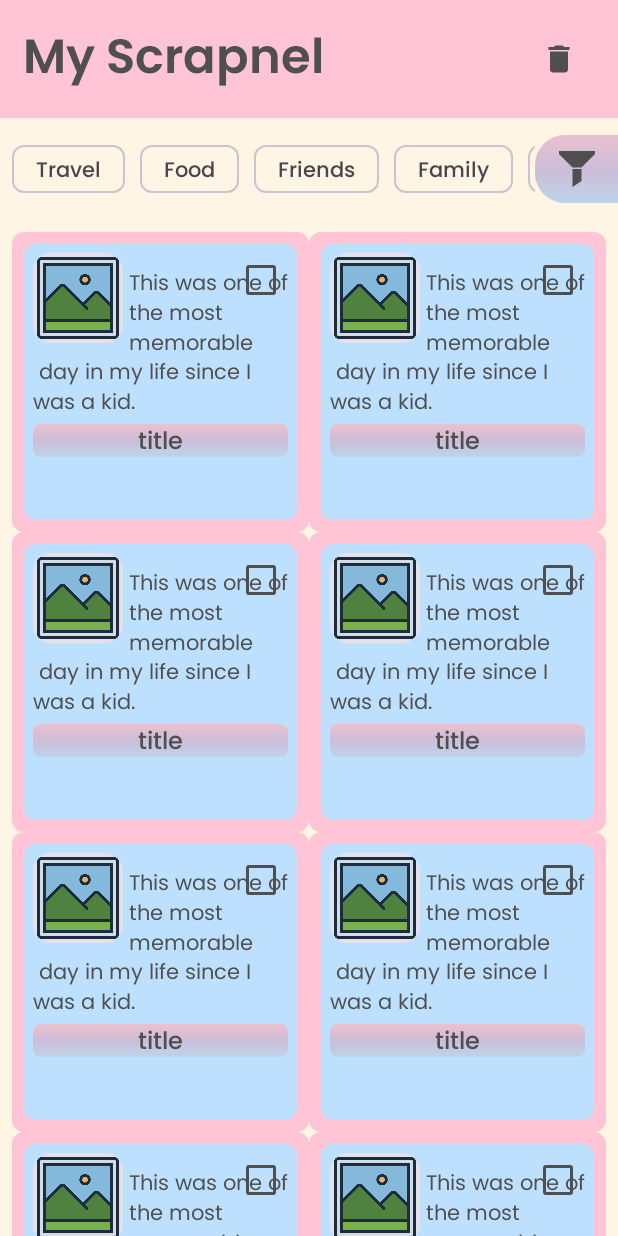
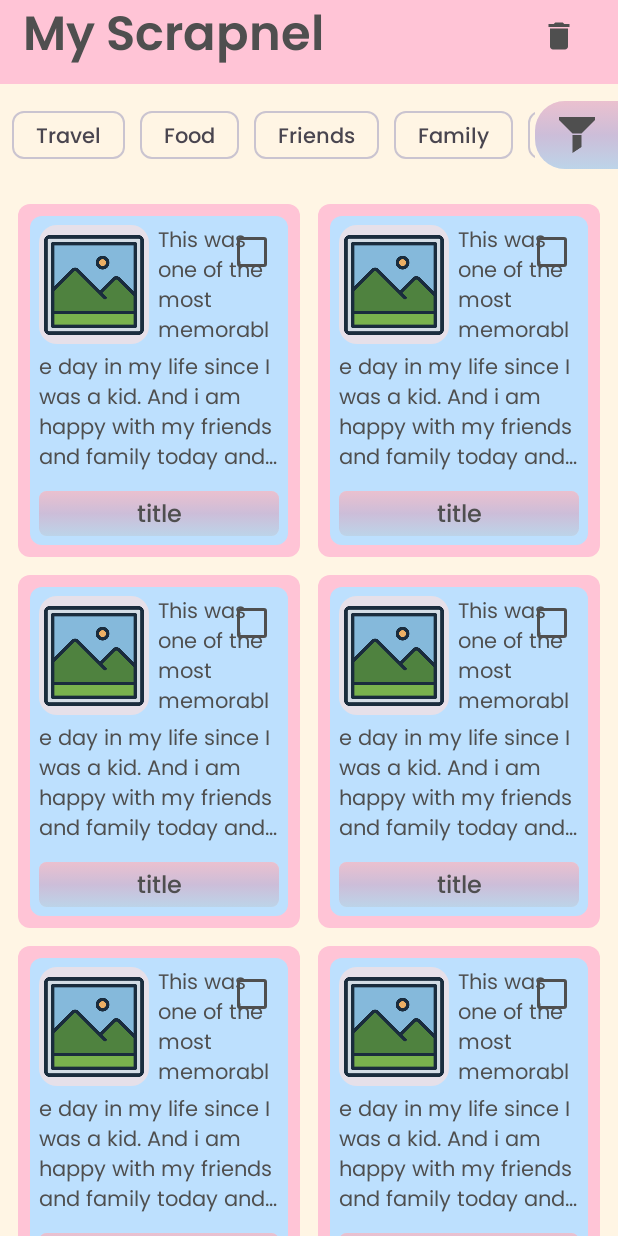
Before and after one commit to abhiram-b-ashok/my_scrapnel, an Android app built with Jetpack Compose: the screen it shows after launch (MainActivity), on a phone screen of 412 x 824 dp. Run offline under Robolectric (Android 15) with nearby library versions, the phone set to English and light mode, and no system bars; our stand-ins replace accompanist.

Commit message:
Fourth Commit: Designing the home page, scarpnel card and setting coloring system bars

```diff
--- a/app/build.gradle.kts
+++ b/app/build.gradle.kts
@@ -56,4 +56,5 @@ dependencies {
     androidTestImplementation(libs.androidx.ui.test.junit4)
     debugImplementation(libs.androidx.ui.tooling)
     debugImplementation(libs.androidx.ui.test.manifest)
+    implementation("com.google.accompanist:accompanist-systemuicontroller:0.36.0")
 }
--- a/app/src/main/java/com/example/myscrapnel/MainActivity.kt
+++ b/app/src/main/java/com/example/myscrapnel/MainActivity.kt
@@ -4,35 +4,68 @@ import android.os.Bundle
 import androidx.activity.ComponentActivity
 import androidx.activity.compose.setContent
 import androidx.activity.enableEdgeToEdge
+import androidx.compose.foundation.background
 import androidx.compose.foundation.layout.Box
+import androidx.compose.foundation.layout.WindowInsets
+import androidx.compose.foundation.layout.asPaddingValues
 import androidx.compose.foundation.layout.fillMaxSize
+import androidx.compose.foundation.layout.navigationBars
 import androidx.compose.foundation.layout.padding
 import androidx.compose.foundation.layout.safeDrawingPadding
+import androidx.compose.material3.MaterialTheme
 import androidx.compose.material3.NavigationBar
 import androidx.compose.material3.Scaffold
 import androidx.compose.material3.Text
 import androidx.compose.runtime.Composable
+import androidx.compose.runtime.SideEffect
 import androidx.compose.ui.Modifier
 import androidx.compose.ui.graphics.Color
+import androidx.compose.ui.graphics.luminance
 import androidx.compose.ui.text.font.Font
 import androidx.compose.ui.text.font.FontFamily
 import androidx.compose.ui.text.font.FontWeight
 import androidx.compose.ui.tooling.preview.Preview
+import androidx.core.view.WindowCompat
 import com.example.myscrapnel.ui.theme.MyScrapnelTheme
 import com.example.myscrapnel.views.home_page.Homepage
+import com.google.accompanist.systemuicontroller.rememberSystemUiController
 
 class MainActivity : ComponentActivity() {
     override fun onCreate(savedInstanceState: Bundle?) {
         super.onCreate(savedInstanceState)
-        enableEdgeToEdge()
+
+        WindowCompat.setDecorFitsSystemWindows(window, false) // must-have for edge-to-edge
+
         setContent {
             MyScrapnelTheme {
-                Box(Modifier.safeDrawingPadding()) {
+                val systemUiController = rememberSystemUiController()
+                val colorScheme = MaterialTheme.colorScheme
 
+                SideEffect {
+                    // Status bar: same color as header
+                    systemUiController.setStatusBarColor(
+                        color = colorScheme.primary,
+                        darkIcons = false
+                    )
+                    // Nav bar: match background
+                    systemUiController.setNavigationBarColor(
+                        color = colorScheme.background,
+                        darkIcons = colorScheme.background.luminance() > 0.5f
+                    )
+                }
+
+                Box(
+                    Modifier
+                        .fillMaxSize()
+                        .background(colorScheme.background) // fill behind nav bar
+                        .padding(WindowInsets.navigationBars.asPaddingValues()) // bottom padding only
+                ) {
                     Scaffold(
                         modifier = Modifier.fillMaxSize(),
                         content = { innerPadding ->
-                            Homepage(modifier = Modifier.padding(innerPadding))
+                            Homepage(
+                                modifier = Modifier.padding(innerPadding)
+                            )
                         }
                     )
                 }
@@ -40,6 +73,8 @@ class MainActivity : ComponentActivity() {
         }
     }
 }
+
+
 
 @Composable
 fun Greeting(name: String, modifier: Modifier = Modifier) {
--- a/app/src/main/java/com/example/myscrapnel/views/home_page/HomePage.kt
+++ b/app/src/main/java/com/example/myscrapnel/views/home_page/HomePage.kt
@@ -10,12 +10,16 @@ import androidx.compose.foundation.layout.Column
 import androidx.compose.foundation.layout.ExperimentalLayoutApi
 import androidx.compose.foundation.layout.PaddingValues
 import androidx.compose.foundation.layout.Row
+import androidx.compose.foundation.layout.WindowInsets
+import androidx.compose.foundation.layout.asPaddingValues
 import androidx.compose.foundation.layout.fillMaxHeight
 import androidx.compose.foundation.layout.fillMaxSize
 import androidx.compose.foundation.layout.fillMaxWidth
 import androidx.compose.foundation.layout.height
+import androidx.compose.foundation.layout.heightIn
 import androidx.compose.foundation.layout.padding
 import androidx.compose.foundation.layout.size
+import androidx.compose.foundation.layout.statusBars
 import androidx.compose.foundation.layout.systemBarsPadding
 import androidx.compose.foundation.layout.width
 import androidx.compose.foundation.lazy.grid.GridCells
@@ -84,8 +88,14 @@ fun Header(title: String, modifier: Modifier) {
         modifier = Modifier
             .background(MaterialTheme.colorScheme.primary)
             .fillMaxWidth()
-            .systemBarsPadding()
-            .padding(15.dp)
+            .padding(
+                PaddingValues(
+                    top = WindowInsets.statusBars.asPaddingValues().calculateTopPadding(),
+                    start = 15.dp,
+                    end = 15.dp,
+                    bottom = 8.dp // optional, adjust as needed
+                )
+            )
     ) {
         Text(
             text = title, modifier = Modifier.weight(1f),
@@ -115,11 +125,13 @@ fun ScrapnelListScreen() {
     Box {
         LazyVerticalGrid(
             columns = GridCells.Fixed(2),
-            contentPadding = PaddingValues(8.dp),
+            verticalArrangement = Arrangement.spacedBy(12.dp),
+            horizontalArrangement = Arrangement.spacedBy(12.dp),
+            contentPadding = PaddingValues(12.dp),
         ) {
             items(10) {
                 ScrapnelCard(
-                    "This was one of the most memorable day in my life since I was a kid.",
+                    "This was one of the most memorable day in my life since I was a kid. And i am happy with my friends and family today and totally happy with my self.",
                     true
                 )
             }
@@ -130,50 +142,61 @@ fun ScrapnelListScreen() {
 
 @Composable
 fun ScrapnelCard(fullText: String, isDeleting: Boolean) {
-
     var firstTextViewText by rememberSaveable { mutableStateOf(fullText) }
     var secondTextViewText by rememberSaveable { mutableStateOf("") }
     var isOverFlowHandled by rememberSaveable { mutableStateOf(false) }
     var isChecked by remember { mutableStateOf(false) }
 
-//    LaunchedEffect(fullText) {
-//        firstTextViewText = fullText
-//        secondTextViewText = ""
-//        isOverFlowHandled = false
-//    }
-
-
     Box(
-        modifier = Modifier.height(200.dp)
-            .clip(RoundedCornerShape(8.dp)).background(MaterialTheme.colorScheme.primary).padding(8.dp)
+        modifier = Modifier
+            .height(235.dp)
+            .fillMaxWidth()
+            .clip(RoundedCornerShape(8.dp))
+            .background(MaterialTheme.colorScheme.primary)
+            .padding(8.dp)
     ) {
-
-        Box(modifier = Modifier.fillMaxSize().align(Alignment.Center)
-            .clip(RoundedCornerShape(8.dp)).background(MaterialTheme.colorScheme.tertiary)) {
-
+        Box(
+            modifier = Modifier
+                .fillMaxSize()
+                .clip(RoundedCornerShape(8.dp))
+                .background(MaterialTheme.colorScheme.tertiary)
+                .padding(6.dp)
+        ) {
             Column(
-                    horizontalAlignment = Alignment.CenterHorizontally,
+                modifier = Modifier.fillMaxSize()
+            ) {
+                Column(
                     modifier = Modifier
                         .fillMaxWidth()
-                        .padding(6.dp)
+                        .weight(1f),
+                    horizontalAlignment = Alignment.CenterHorizontally
                 ) {
-                    Row {
-                        Card(modifier = Modifier.padding(end = 4.dp)) {
+                    Row(
+                        modifier = Modifier
+                            .fillMaxWidth()
+                            .height(79.dp),
+                    ) {
+                        Card(
+                            modifier = Modifier
+                                .width(79.dp)
+                                .height(79.dp)
+                                .padding(end = 6.dp)
+                        ) {
                             Image(
                                 painter = painterResource(id = R.drawable.image_ic),
                                 contentDescription = null,
-                                modifier = Modifier.size(60.dp),
-                                contentScale= ContentScale.Crop
+                                contentScale = ContentScale.Fit,
+                                modifier = Modifier.fillMaxSize()
                             )
                         }
 
-
                         Text(
                             text = firstTextViewText,
-                            maxLines = 3,
+                            maxLines = 4,
+                            overflow = TextOverflow.Clip,
                             modifier = Modifier
-                                .fillMaxWidth()
-                                .padding(top = 10.dp),
+                                .weight(1f)
+                                .fillMaxHeight(),
                             color = MaterialTheme.colorScheme.onSecondary,
                             style = MaterialTheme.typography.bodyMedium,
                             onTextLayout = { textLayoutResult ->
@@ -182,55 +205,56 @@ fun ScrapnelCard(fullText: String, isDeleting: Boolean) {
                                         lineIndex = textLayoutResult.lineCount - 1,
                                         visibleEnd = true
                                     )
-                                    firstTextViewText =
-                                        fullText.substring(0, lastVisibleCharIndex)
-                                    secondTextViewText =
-                                        fullText.substring(lastVisibleCharIndex)
+                                    firstTextViewText = fullText.substring(0, lastVisibleCharIndex)
+                                    secondTextViewText = fullText.substring(lastVisibleCharIndex)
                                     isOverFlowHandled = true
                                 }
                             }
                         )
                     }
 
-
                     Text(
                         text = secondTextViewText,
-                        modifier = Modifier.fillMaxWidth(),
+                        modifier = Modifier
+                            .fillMaxWidth()
+                            .padding(top = 5.dp)
+                            .heightIn(min = 48.dp),
                         color = MaterialTheme.colorScheme.onSecondary,
                         style = MaterialTheme.typography.bodyMedium,
-                        maxLines = 3,
+                        maxLines = 4,
                         overflow = TextOverflow.Ellipsis
                     )
+                }
 
-                    Card(Modifier.padding(top = 5.dp), shape = RoundedCornerShape(5.dp)) {
+                Card(
+                    modifier = Modifier
+                        .fillMaxWidth()
+                        .padding(top = 6.dp),
+                    shape = RoundedCornerShape(5.dp)
+                ) {
                     Text(
                         text = "title",
                         modifier = Modifier
                             .fillMaxWidth()
-                                .background(brush = verticalGradientBrushDark),
+                            .background(brush = verticalGradientBrushDark)
+                            .padding(vertical = 4.dp),
                         color = MaterialTheme.colorScheme.onTertiary,
                         textAlign = TextAlign.Center,
                         maxLines = 1,
-                            style = MaterialTheme.typography.titleMedium,
+                        style = MaterialTheme.typography.titleMedium
                     )
                 }
-
             }
-
         }
 
         if (isChecked) {
             Box(
                 modifier = Modifier
                     .align(Alignment.Center)
-                    .fillMaxHeight()
-                    .fillMaxWidth()
-                    .padding(8.dp)
+                    .fillMaxSize()
                     .clip(RoundedCornerShape(8.dp))
                     .background(Color.Red.copy(alpha = 0.4f))
-            )
-            {
-
+            ) {
                 Image(
                     painter = painterResource(R.drawable.ic_cross),
                     contentDescription = "Delete",
@@ -239,14 +263,14 @@ fun ScrapnelCard(fullText: String, isDeleting: Boolean) {
                         .size(100.dp),
                 )
             }
+        }
 
-        }
         if (isDeleting) {
             Checkbox(
                 modifier = Modifier
-                    .align(Alignment.TopEnd)
-                    .padding(bottom = 10.dp, start = 10.dp),
-                checked = isChecked, onCheckedChange = { isChecked = it },
+                    .align(Alignment.TopEnd),
+                checked = isChecked,
+                onCheckedChange = { isChecked = it },
                 colors = CheckboxDefaults.colors(
                     checkedColor = MaterialTheme.colorScheme.secondary,
                     uncheckedColor = MaterialTheme.colorScheme.onSecondary,
@@ -256,6 +280,9 @@ fun ScrapnelCard(fullText: String, isDeleting: Boolean) {
         }
     }
 }
+
+
+
 
 
 @Composable
```
Lines whose indentation alone changed are shown as unchanged.
